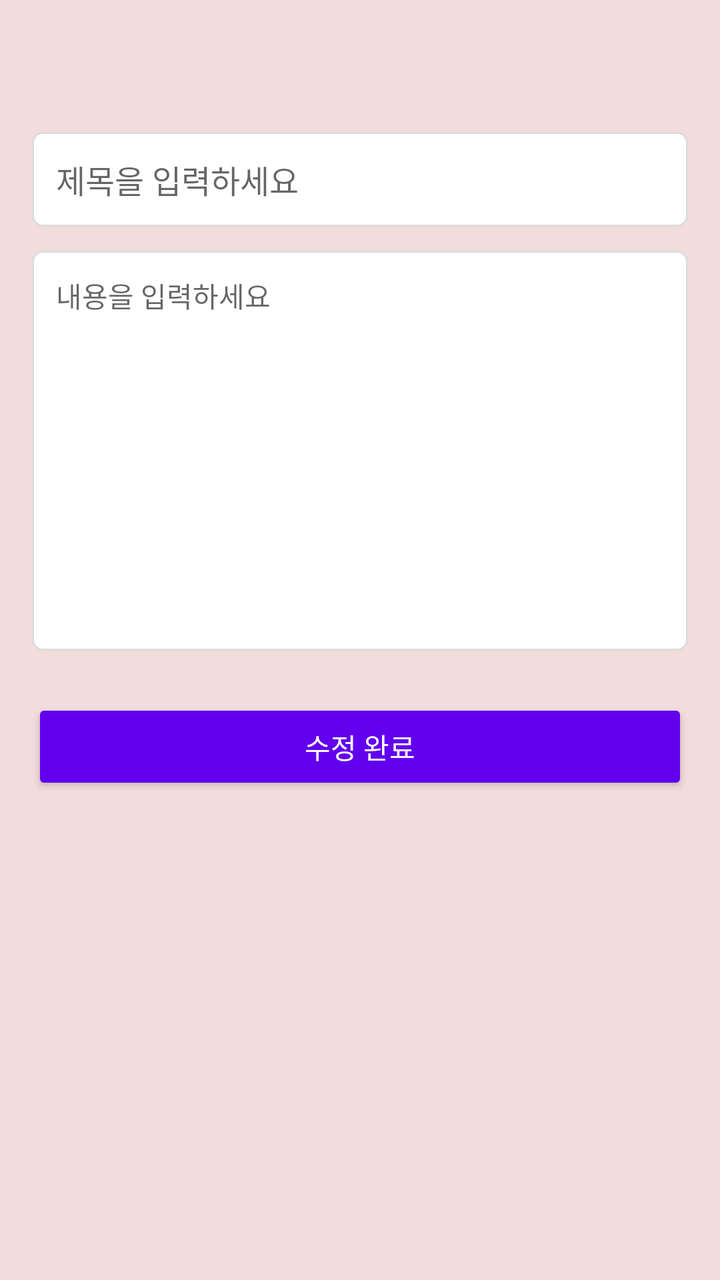
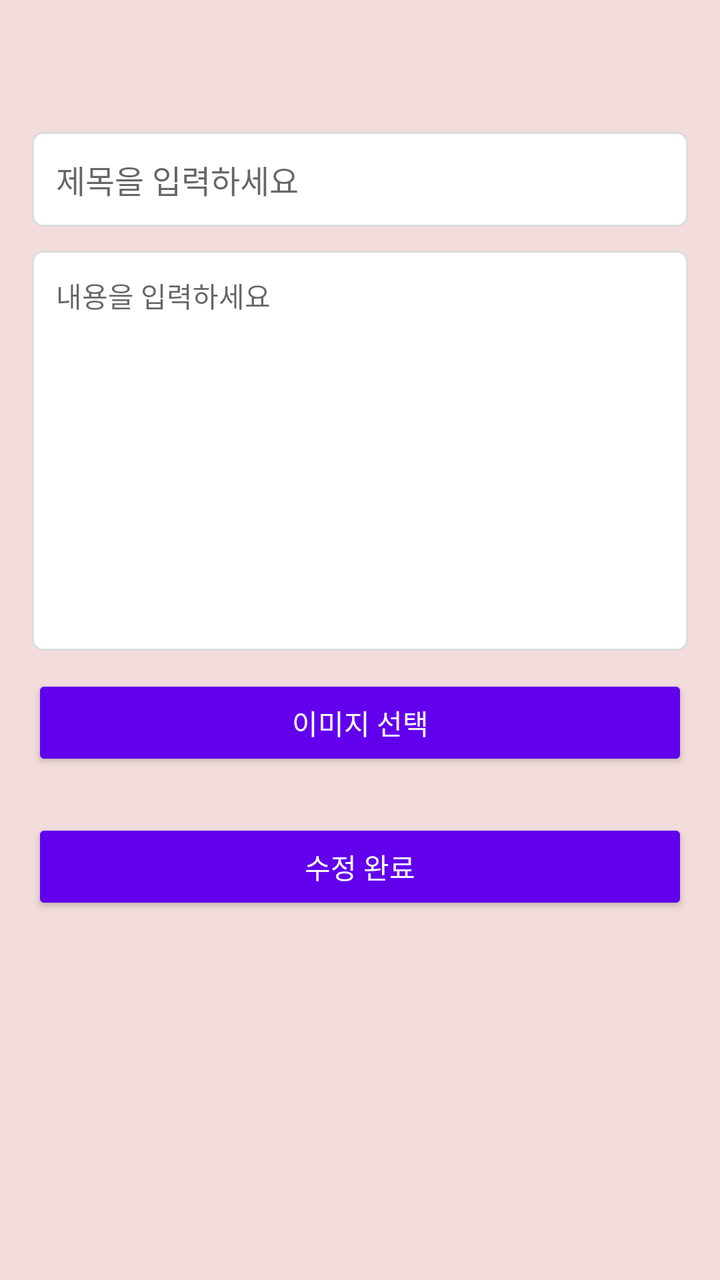

The first picture is an Android layout as it rendered before a commit; the second is the same layout after the commit. The layout source and the unified diff follow.
<!-- AndroidManifest.xml: application theme Theme.DormApp -->
<!-- res/layout/fragment_post_edit.xml -->
<?xml version="1.0" encoding="utf-8"?>
<ScrollView xmlns:android="http://schemas.android.com/apk/res/android"
    android:id="@+id/scrollView_edit"
    android:layout_width="match_parent"
    android:layout_height="match_parent"
    android:padding="16dp"
    android:background="#F2DCDC">

    <LinearLayout
        android:layout_width="match_parent"
        android:layout_height="wrap_content"
        android:orientation="vertical"
        android:layout_marginTop="50dp">

        <EditText
            android:id="@+id/etTitle"
            android:layout_width="match_parent"
            android:layout_height="wrap_content"
            android:hint="제목을 입력하세요"
            android:padding="12dp"
            android:textSize="16sp"
            android:background="@drawable/edit_white_border"/>

        <EditText
            android:id="@+id/etContent"
            android:layout_width="match_parent"
            android:layout_height="200dp"
            android:layout_marginTop="12dp"
            android:hint="내용을 입력하세요"
            android:gravity="top"
            android:padding="12dp"
            android:textSize="14sp"
            android:background="@drawable/edit_white_border"
            android:inputType="textMultiLine"/>

        <Button
            android:id="@+id/btnSubmit"
            android:layout_width="match_parent"
            android:layout_height="wrap_content"
            android:layout_marginTop="24dp"
            android:text="수정 완료"
            android:backgroundTint="#FF6200EE"
            android:textColor="#FFFFFF"/>

    </LinearLayout>
</ScrollView>
<!-- resources referenced by this layout -->
<resources>
  <!-- drawable edit_white_border (drawable) -->
  <?xml version="1.0" encoding="utf-8"?>
  <shape xmlns:android="http://schemas.android.com/apk/res/android">
      <solid android:color="#FFFFFF"/>
      <stroke android:width="1dp" android:color="#DDDDDD"/>
      <corners android:radius="5dp"/>
  </shape>
  <style name="Theme.DormApp" parent="Theme.AppCompat.Light.NoActionBar">
      </style>
</resources>

<!-- the commit's change to res/layout/fragment_post_edit.xml (unified diff, before → after) -->
@@ -33,6 +33,26 @@
             android:background="@drawable/edit_white_border"
             android:inputType="textMultiLine"/>
 
+        
+        <ImageView
+            android:id="@+id/ivSelectedImage"
+            android:layout_width="match_parent"
+            android:layout_height="200dp"
+            android:layout_marginTop="12dp"
+            android:scaleType="centerCrop"
+            android:visibility="gone"
+            android:background="@drawable/edit_white_border" />
+
+        
+        <Button
+            android:id="@+id/btnPickImage"
+            android:layout_width="match_parent"
+            android:layout_height="wrap_content"
+            android:layout_marginTop="12dp"
+            android:text="이미지 선택"
+            android:backgroundTint="#6200EE"
+            android:textColor="#FFFFFF"/>
+
         <Button
             android:id="@+id/btnSubmit"
             android:layout_width="match_parent"
